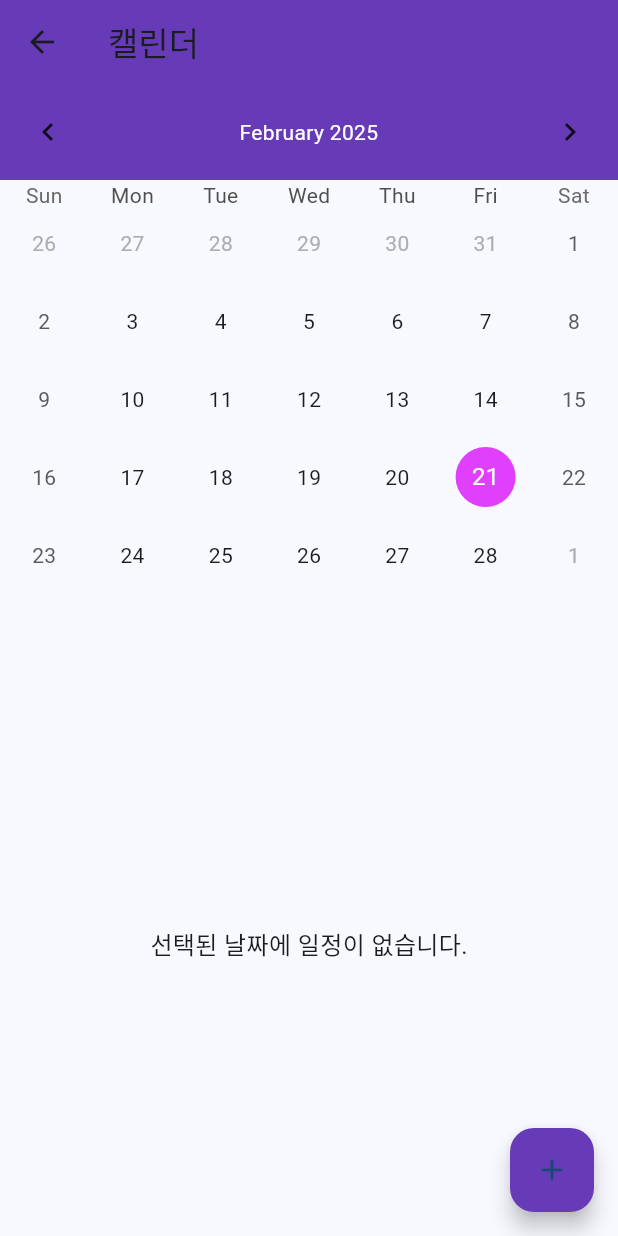
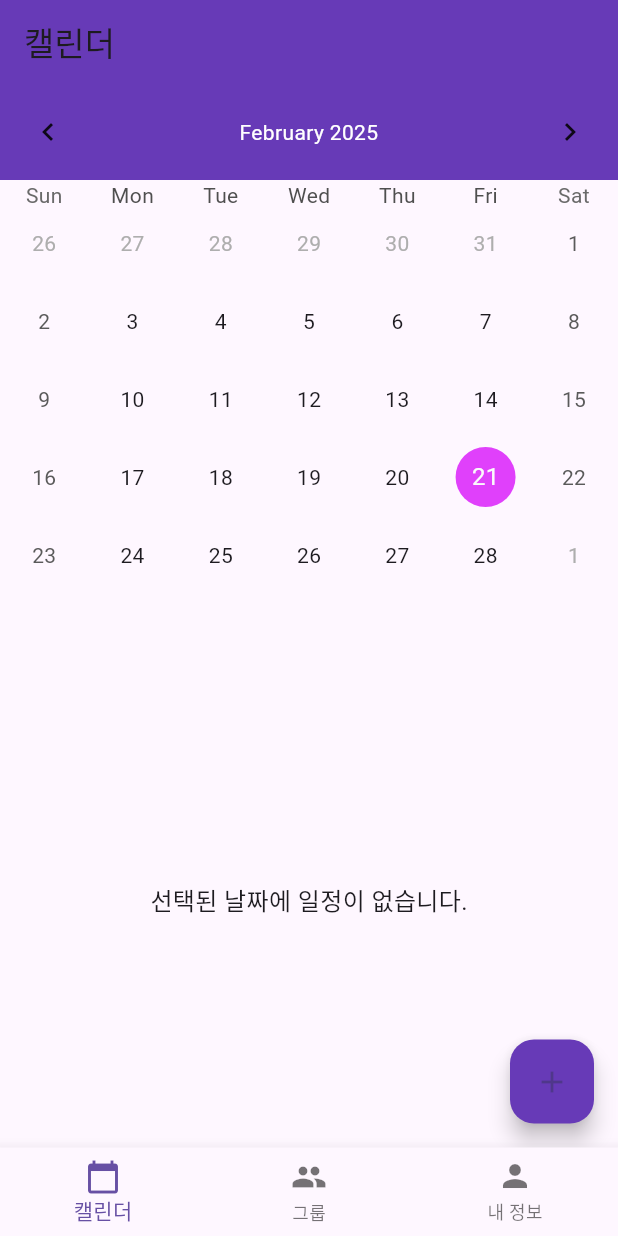
Before and after one commit to GroupMeeting/frontend, a Flutter app: the screen it shows after launch, after a tap on "로그인", on a phone screen of 412 x 824 dp. Run offline on Flutter 3.47's test engine with Material 3 defaults, Android fonts, the phone set to English and light mode, and no system bars; drawn by our look-alikes of table_calendar.

Commit message:
로그인 후 페이지 로딩 해결
로그인 후 페이지 로딩 해결

```diff
--- a/lib/main.dart
+++ b/lib/main.dart
@@ -1,113 +1,23 @@
 import 'package:flutter/material.dart';
-import 'screens/login_screen.dart'; // 로그인 화면 파일 import
-
+import 'screens/login_screen.dart';
+import 'screens/dashboard_screen.dart';
 
 void main() {
-  runApp(const MyApp());
+  runApp(MyApp());
 }
 
 class MyApp extends StatelessWidget {
-  const MyApp({super.key});
-
   @override
   Widget build(BuildContext context) {
     return MaterialApp(
-      title: 'Flutter Demo',
-      theme: ThemeData(
-        // 앱의 전체적인 테마 설정
-        colorScheme: ColorScheme.fromSeed(seedColor: Colors.blue),
-        useMaterial3: true,
-      ),
-      // 기존의 MyHomePage 대신 LoginScreen으로 변경
-      home: LoginScreen(), // 로그인 화면으로 연결
+      debugShowCheckedModeBanner: false,
+      title: 'Flutter App',
+      theme: ThemeData(primarySwatch: Colors.blue),
+      initialRoute: '/', // ✅ 앱 실행 시 로그인 화면부터 시작
+      routes: {
+        '/': (context) => LoginScreen(), // 로그인 화면이 먼저 보이도록 설정
+        '/dashboard': (context) => DashboardScreen(),
+      },
     );
   }
 }
-
-class MyHomePage extends StatefulWidget {
-  const MyHomePage({super.key, required this.title});
-
-  // This widget is the home page of your application. It is stateful, meaning
-  // that it has a State object (defined below) that contains fields that affect
-  // how it looks.
-
-  // This class is the configuration for the state. It holds the values (in this
-  // case the title) provided by the parent (in this case the App widget) and
-  // used by the build method of the State. Fields in a Widget subclass are
-  // always marked "final".
-
-  final String title;
-
-  @override
-  State<MyHomePage> createState() => _MyHomePageState();
-}
-
-class _MyHomePageState extends State<MyHomePage> {
-  int _counter = 0;
-
-  void _incrementCounter() {
-    setState(() {
-      // This call to setState tells the Flutter framework that something has
-      // changed in this State, which causes it to rerun the build method below
-      // so that the display can reflect the updated values. If we changed
-      // _counter without calling setState(), then the build method would not be
-      // called again, and so nothing would appear to happen.
-      _counter++;
-    });
-  }
-
-  @override
-  Widget build(BuildContext context) {
-    // This method is rerun every time setState is called, for instance as done
-    // by the _incrementCounter method above.
-    //
-    // The Flutter framework has been optimized to make rerunning build methods
-    // fast, so that you can just rebuild anything that needs updating rather
-    // than having to individually change instances of widgets.
-    return Scaffold(
-      appBar: AppBar(
-        // TRY THIS: Try changing the color here to a specific color (to
-        // Colors.amber, perhaps?) and trigger a hot reload to see the AppBar
-        // change color while the other colors stay the same.
-        backgroundColor: Theme.of(context).colorScheme.inversePrimary,
-        // Here we take the value from the MyHomePage object that was created by
-        // the App.build method, and use it to set our appbar title.
-        title: Text(widget.title),
-      ),
-      body: Center(
-        // Center is a layout widget. It takes a single child and positions it
-        // in the middle of the parent.
-        child: Column(
-          // Column is also a layout widget. It takes a list of children and
-          // arranges them vertically. By default, it sizes itself to fit its
-          // children horizontally, and tries to be as tall as its parent.
-          //
-          // Column has various properties to control how it sizes itself and
-          // how it positions its children. Here we use mainAxisAlignment to
-          // center the children vertically; the main axis here is the vertical
-          // axis because Columns are vertical (the cross axis would be
-          // horizontal).
-          //
-          // TRY THIS: Invoke "debug painting" (choose the "Toggle Debug Paint"
-          // action in the IDE, or press "p" in the console), to see the
-          // wireframe for each widget.
-          mainAxisAlignment: MainAxisAlignment.center,
-          children: <Widget>[
-            const Text(
-              'You have pushed the button this many times:',
-            ),
-            Text(
-              '$_counter',
-              style: Theme.of(context).textTheme.headlineMedium,
-            ),
-          ],
-        ),
-      ),
-      floatingActionButton: FloatingActionButton(
-        onPressed: _incrementCounter,
-        tooltip: 'Increment',
-        child: const Icon(Icons.add),
-      ), // This trailing comma makes auto-formatting nicer for build methods.
-    );
-  }
-}
--- /dev/null
+++ b/lib/screens/dashboard_screen.dart
@@ -0,0 +1,34 @@
+import 'package:flutter/material.dart';
+import 'widgets/bottom_nav_bar.dart';
+import 'calendar_screen.dart'; // ✅ 캘린더 화면 추가
+import 'group_list_screen.dart'; // ✅ 그룹 리스트 화면 추가
+import 'my_page_screen.dart'; // ✅ 마이페이지 화면 추가
+
+class DashboardScreen extends StatefulWidget {
+  @override
+  _DashboardScreenState createState() => _DashboardScreenState();
+}
+
+class _DashboardScreenState extends State<DashboardScreen> {
+  int _selectedIndex = 0; // ✅ 현재 선택된 탭 인덱스
+  final List<Widget> _screens = [
+    CalendarScreen(), // ✅ 캘린더 화면
+    GroupListScreen(), // ✅ 그룹 리스트 화면
+    MyPageScreen(), // ✅ 마이페이지 화면
+  ];
+
+  @override
+  Widget build(BuildContext context) {
+    return Scaffold(
+      body: _screens[_selectedIndex], // ✅ 선택된 화면을 보여줌
+      bottomNavigationBar: BottomNavBar(
+        currentIndex: _selectedIndex,
+        onTap: (index) {
+          setState(() {
+            _selectedIndex = index;
+          });
+        },
+      ),
+    );
+  }
+}
--- /dev/null
+++ b/lib/screens/group/group_create_screen.dart
@@ -0,0 +1,11 @@
+import 'package:flutter/material.dart';
+
+class GroupCreateScreen extends StatelessWidget {
+  @override
+  Widget build(BuildContext context) {
+    return Scaffold(
+      appBar: AppBar(title: Text('그룹 생성')),
+      body: Center(child: Text('그룹을 생성하는 화면')),
+    );
+  }
+}
--- /dev/null
+++ b/lib/screens/group/group_manage_screen.dart
@@ -0,0 +1,11 @@
+import 'package:flutter/material.dart';
+
+class GroupManageScreen extends StatelessWidget {
+  @override
+  Widget build(BuildContext context) {
+    return Scaffold(
+      appBar: AppBar(title: Text('그룹 관리')),
+      body: Center(child: Text('그룹 관리 페이지')),
+    );
+  }
+}
--- a/lib/screens/login_screen.dart
+++ b/lib/screens/login_screen.dart
@@ -1,5 +1,5 @@
 import 'package:flutter/material.dart';
-import 'calendar_screen.dart'; // 캘린더 페이지 import
+import 'widgets/social_buttons.dart'; // ✅ 소셜 로그인 버튼 import
 
 class LoginScreen extends StatelessWidget {
   @override
@@ -16,7 +16,7 @@ class LoginScreen extends StatelessWidget {
         child: Column(
           crossAxisAlignment: CrossAxisAlignment.center,
           children: [
-            SizedBox(height: 50), // 상단 여백 추가
+            SizedBox(height: 50),
             // ID 입력 필드
             TextField(
               decoration: InputDecoration(
@@ -31,98 +31,53 @@ class LoginScreen extends StatelessWidget {
                 labelText: '비밀번호',
                 border: OutlineInputBorder(),
               ),
-              obscureText: true, // 비밀번호 입력시 문자 숨김
+              obscureText: true,
             ),
             SizedBox(height: 20),
-            // 로그인 버튼
+
+            // ✅ 로그인 버튼
             ElevatedButton(
-              onPressed: () {
-                // 캘린더 페이지로 이동
-                Navigator.push(
-                  context,
-                  MaterialPageRoute(
-                    builder: (context) => CalendarScreen(), // 캘린더 페이지 연결
-                  ),
-                );
-              },
-              child: Text('로그인'),
-              style: ElevatedButton.styleFrom(
-                backgroundColor: Colors.blue, // 버튼 색상 수정
-                padding: EdgeInsets.symmetric(horizontal: 40, vertical: 15),
+            onPressed: () {
+              print('[DEBUG] 로그인 버튼 클릭됨');
+              if (Navigator.of(context).canPop()) {
+                print('[DEBUG] 이미 대시보드가 열려 있음, 이동 생략');
+                return;
+              }
+              Future.delayed(Duration(milliseconds: 300), () {
+                if (context.mounted) {
+                  print('[DEBUG] 대시보드로 이동');
+                  Navigator.of(context).pushReplacementNamed('/dashboard');
+                }
+              });
+            },
+            child: Text('로그인', style: TextStyle(color: Colors.white)),
+            style: ElevatedButton.styleFrom(
+              backgroundColor: Colors.blue,
+              padding: EdgeInsets.symmetric(horizontal: 40, vertical: 15),
+              shape: RoundedRectangleBorder(
+                borderRadius: BorderRadius.circular(20),
               ),
             ),
+          ),
+
             SizedBox(height: 20),
-            // 추가 옵션
+
+            // 추가 옵션 (아이디 찾기, 비밀번호 찾기, 회원가입)
             Row(
               mainAxisAlignment: MainAxisAlignment.spaceAround,
               children: [
-                TextButton(
-                  onPressed: () {},
-                  child: Text('아이디 찾기'),
-                ),
-                TextButton(
-                  onPressed: () {},
-                  child: Text('비밀번호 찾기'),
-                ),
-                TextButton(
-                  onPressed: () {},
-                  child: Text('회원가입'),
-                ),
+                TextButton(onPressed: () {}, child: Text('아이디 찾기')),
+                TextButton(onPressed: () {}, child: Text('비밀번호 찾기')),
+                TextButton(onPressed: () {}, child: Text('회원가입')),
               ],
             ),
             SizedBox(height: 30),
-            // 소셜 로그인 버튼
-            Expanded(
-              child: Column(
-                mainAxisAlignment: MainAxisAlignment.end,
-                children: [
-                  SocialButton(
-                    text: '네이버 아이디로 로그인',
-                    color: Colors.green,
-                  ),
-                  SocialButton(
-                    text: '페이스북 아이디로 로그인',
-                    color: Colors.blue,
-                  ),
-                  SocialButton(
-                    text: '카카오 계정으로 로그인',
-                    color: Colors.amber,
-                  ),
-                  SocialButton(
-                    text: '트위터 아이디로 로그인',
-                    color: Colors.lightBlue,
-                  ),
-                ],
-              ),
-            ),
+
+            // ✅ 소셜 로그인 버튼
+            SocialButtons(),
           ],
         ),
       ),
     );
   }
 }
-
-class SocialButton extends StatelessWidget {
-  final String text;
-  final Color color;
-
-  const SocialButton({required this.text, required this.color});
-
-  @override
-  Widget build(BuildContext context) {
-    return Container(
-      margin: EdgeInsets.only(bottom: 10),
-      width: double.infinity,
-      child: ElevatedButton(
-        onPressed: () {
-          // 소셜 로그인 로직 추가
-        },
-        child: Text(text, style: TextStyle(color: Colors.white)),
-        style: ElevatedButton.styleFrom(
-          backgroundColor: color, // 버튼 색상 수정
-          padding: EdgeInsets.symmetric(vertical: 15),
-        ),
-      ),
-    );
-  }
-}
--- /dev/null
+++ b/lib/screens/widgets/bottom_nav_bar.dart
@@ -0,0 +1,21 @@
+import 'package:flutter/material.dart';
+
+class BottomNavBar extends StatelessWidget {
+  final int currentIndex;
+  final Function(int) onTap; // ✅ 탭 변경 콜백 추가
+
+  const BottomNavBar({Key? key, required this.currentIndex, required this.onTap}) : super(key: key);
+
+  @override
+  Widget build(BuildContext context) {
+    return BottomNavigationBar(
+      currentIndex: currentIndex,
+      onTap: onTap, // ✅ 클릭 시 화면 변경 실행
+      items: [
+        BottomNavigationBarItem(icon: Icon(Icons.calendar_today), label: '캘린더'),
+        BottomNavigationBarItem(icon: Icon(Icons.group), label: '그룹'),
+        BottomNavigationBarItem(icon: Icon(Icons.person), label: '내 정보'),
+      ],
+    );
+  }
+}
--- /dev/null
+++ b/lib/screens/widgets/social_buttons.dart
@@ -0,0 +1,36 @@
+import 'package:flutter/material.dart';
+
+class SocialButtons extends StatelessWidget {
+  @override
+  Widget build(BuildContext context) {
+    return Column(
+      children: [
+        _buildSocialButton(context, '네이버 아이디로 로그인', Colors.green),
+        _buildSocialButton(context, '페이스북 아이디로 로그인', Colors.blue),
+        _buildSocialButton(context, '카카오 계정으로 로그인', Colors.amber),
+        _buildSocialButton(context, '트위터 아이디로 로그인', Colors.lightBlue),
+      ],
+    );
+  }
+
+  Widget _buildSocialButton(BuildContext context, String text, Color color) {
+    return Container(
+      margin: EdgeInsets.only(bottom: 10),
+      width: double.infinity,
+      child: ElevatedButton(
+        onPressed: () {
+          // ✅ 소셜 로그인 API 연동 후 이동하도록 변경
+          print('$text 클릭됨');
+        },
+        child: Text(text, style: TextStyle(color: Colors.white)),
+        style: ElevatedButton.styleFrom(
+          backgroundColor: color,
+          padding: EdgeInsets.symmetric(vertical: 15),
+          shape: RoundedRectangleBorder(
+            borderRadius: BorderRadius.circular(10),
+          ),
+        ),
+      ),
+    );
+  }
+}
--- a/pubspec.yaml
+++ b/pubspec.yaml
@@ -34,7 +34,7 @@ dependencies:
   # The following adds the Cupertino Icons font to your application.
   # Use with the CupertinoIcons class for iOS style icons.
   cupertino_icons: ^1.0.8
-  table_calendar: ^3.0.8
+  table_calendar: any
 
 dev_dependencies:
   flutter_test:
@@ -46,7 +46,7 @@ dev_dependencies:
   # package. See that file for information about deactivating specific lint
   # rules and activating additional ones.
   flutter_lints: ^5.0.0
-  table_calendar: ^3.0.8
+  table_calendar: any
 # For information on the generic Dart part of this file, see the
 # following page: https://dart.dev/tools/pub/pubspec
 
```
Also changed, not shown: lib/screens/group/group_chat_screen.dart (added, +59 -0 lines), lib/screens/group/group_detail_screen.dart (added, +36 -0 lines), lib/screens/group/group_invite_screen.dart (added, +30 -0 lines), lib/screens/group_list_screen.dart (added, +43 -0 lines), lib/screens/my_page_screen.dart (added, +11 -0 lines), pubspec.lock, 127 other files.
